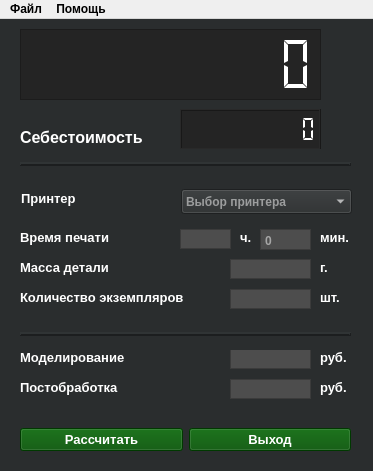
Ranzo/Calc3d_by_Risen, file src/view/ui/main_window.ui: the form before one commit.
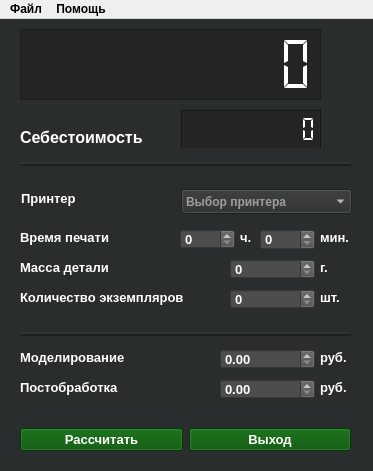
The form after the commit. Icons and pictures are not drawn.

```diff
--- a/src/view/ui/main_window.ui
+++ b/src/view/ui/main_window.ui
@@ -245,12 +245,12 @@
      <string>Себестоимость</string>
     </property>
    </widget>
-   <widget class="QPlainTextEdit" name="input_hours">
+      <widget class="QSpinBox" name="input_hours">
     <property name="geometry">
      <rect>
       <x>180</x>
       <y>210</y>
-      <width>51</width>
+            <width>55</width>
       <height>20</height>
      </rect>
     </property>
@@ -280,40 +280,23 @@
      <bool>false</bool>
     </property>
     <property name="styleSheet">
-     <string notr="true">background-color: rgb(77, 77, 77);</string>
+          <string notr="true">
+            background-color: rgb(77, 77, 77);
+            padding-right: 5px;  
+            text-align: right; 
+          </string>
     </property>
     <property name="inputMethodHints">
      <set>Qt::InputMethodHint::ImhDigitsOnly</set>
     </property>
-    <property name="lineWidth">
+        <property name="minimum">
      <number>0</number>
     </property>
-    <property name="verticalScrollBarPolicy">
-     <enum>Qt::ScrollBarPolicy::ScrollBarAlwaysOff</enum>
-    </property>
-    <property name="horizontalScrollBarPolicy">
-     <enum>Qt::ScrollBarPolicy::ScrollBarAsNeeded</enum>
-    </property>
-    <property name="undoRedoEnabled">
-     <bool>false</bool>
-    </property>
-    <property name="lineWrapMode">
-     <enum>QPlainTextEdit::LineWrapMode::NoWrap</enum>
-    </property>
-    <property name="plainText">
-     <string notr="true"/>
-    </property>
-    <property name="tabStopDistance">
-     <double>80.000000000000000</double>
-    </property>
-    <property name="maximumBlockCount">
-     <number>3</number>
-    </property>
-    <property name="centerOnScroll">
-     <bool>false</bool>
-    </property>
-    <property name="placeholderText">
-     <string notr="true">0</string>
+        <property name="maximum">
+          <number>999</number>
+        </property>
+        <property name="value">
+          <number>0</number>
     </property>
    </widget>
    <widget class="QLabel" name="text_time_hours">
@@ -341,32 +324,55 @@
      <string>ч.</string>
     </property>
    </widget>
-   <widget class="QPlainTextEdit" name="input_minutes">
+      <widget class="QSpinBox" name="input_minutes">
     <property name="geometry">
      <rect>
       <x>260</x>
       <y>210</y>
-      <width>51</width>
+            <width>55</width>
       <height>21</height>
      </rect>
     </property>
+        <property name="sizePolicy">
+          <sizepolicy hsizetype="Fixed" vsizetype="Fixed">
+            <horstretch>0</horstretch>
+            <verstretch>0</verstretch>
+          </sizepolicy>
+        </property>
+        <property name="font">
+          <font>
+            <pointsize>10</pointsize>
+            <bold>true</bold>
+            <stylestrategy>PreferAntialias</stylestrategy>
+          </font>
+        </property>
     <property name="acceptDrops">
      <bool>false</bool>
     </property>
+        <property name="toolTipDuration">
+          <number>0</number>
+        </property>
+        <property name="autoFillBackground">
+          <bool>false</bool>
+        </property>
     <property name="styleSheet">
-     <string notr="true">background-color: rgb(77, 77, 77);</string>
+          <string notr="true">
+            background-color: rgb(77, 77, 77);
+            padding-right: 5px;
+            text-align: right; 
+          </string>
     </property>
     <property name="inputMethodHints">
      <set>Qt::InputMethodHint::ImhDigitsOnly</set>
     </property>
-    <property name="maximumBlockCount">
-     <number>3</number>
-    </property>
-    <property name="centerOnScroll">
-     <bool>true</bool>
-    </property>
-    <property name="placeholderText">
-     <string>0</string>
+        <property name="minimum">
+          <number>0</number>
+        </property>
+        <property name="maximum">
+          <number>999</number>
+        </property>
+        <property name="value">
+          <number>0</number>
     </property>
    </widget>
    <widget class="QLabel" name="text_time_minuts">
@@ -391,12 +397,12 @@
      <string>мин.</string>
     </property>
    </widget>
-   <widget class="QPlainTextEdit" name="input_gram">
+      <widget class="QSpinBox" name="input_gram">
     <property name="geometry">
      <rect>
       <x>230</x>
       <y>240</y>
-      <width>81</width>
+            <width>85</width>
       <height>20</height>
      </rect>
     </property>
@@ -423,36 +429,31 @@
      <bool>false</bool>
     </property>
     <property name="styleSheet">
-     <string notr="true">background-color: rgb(77, 77, 77);</string>
+          <string notr="true">
+            background-color: rgb(77, 77, 77);
+            padding-right: 15px;  
+            text-align: right;                                                                                                                         <!-- Увеличен отступ для 5 цифр -->
+          </string>
     </property>
     <property name="inputMethodHints">
-     <set>Qt::InputMethodHint::ImhFormattedNumbersOnly</set>
-    </property>
-    <property name="lineWidth">
+          <set>Qt::InputMethodHint::ImhDigitsOnly</set>
+        </property>
+        <property name="minimum">
      <number>0</number>
     </property>
-    <property name="verticalScrollBarPolicy">
-     <enum>Qt::ScrollBarPolicy::ScrollBarAlwaysOff</enum>
-    </property>
-    <property name="horizontalScrollBarPolicy">
-     <enum>Qt::ScrollBarPolicy::ScrollBarAsNeeded</enum>
-    </property>
-    <property name="plainText">
-     <string notr="true"/>
-    </property>
-    <property name="centerOnScroll">
-     <bool>true</bool>
-    </property>
-    <property name="placeholderText">
-     <string>0</string>
-    </property>
-   </widget>
-   <widget class="QPlainTextEdit" name="input_things">
+        <property name="maximum">
+          <number>99999</number>
+        </property>
+        <property name="value">
+          <number>0</number>
+        </property>
+      </widget>
+      <widget class="QSpinBox" name="input_things">
     <property name="geometry">
      <rect>
       <x>230</x>
       <y>270</y>
-      <width>81</width>
+            <width>85</width>
       <height>20</height>
      </rect>
     </property>
@@ -479,36 +480,31 @@
      <bool>false</bool>
     </property>
     <property name="styleSheet">
-     <string notr="true">background-color: rgb(77, 77, 77);</string>
+          <string notr="true">
+            background-color: rgb(77, 77, 77);
+            padding-right: 15px;
+            text-align: right; 
+          </string>
     </property>
     <property name="inputMethodHints">
      <set>Qt::InputMethodHint::ImhDigitsOnly</set>
     </property>
-    <property name="lineWidth">
+        <property name="minimum">
      <number>0</number>
     </property>
-    <property name="verticalScrollBarPolicy">
-     <enum>Qt::ScrollBarPolicy::ScrollBarAlwaysOff</enum>
-    </property>
-    <property name="horizontalScrollBarPolicy">
-     <enum>Qt::ScrollBarPolicy::ScrollBarAsNeeded</enum>
-    </property>
-    <property name="plainText">
-     <string notr="true"/>
-    </property>
-    <property name="centerOnScroll">
-     <bool>true</bool>
-    </property>
-    <property name="placeholderText">
-     <string>0</string>
-    </property>
-   </widget>
-   <widget class="QPlainTextEdit" name="input_mod">
+        <property name="maximum">
+          <number>100000</number>
+        </property>
+        <property name="value">
+          <number>0</number>
+        </property>
+      </widget>
+      <widget class="QDoubleSpinBox" name="input_mod">
     <property name="geometry">
      <rect>
-      <x>230</x>
+            <x>220</x>
       <y>330</y>
-      <width>81</width>
+            <width>95</width>
       <height>20</height>
      </rect>
     </property>
@@ -535,36 +531,37 @@
      <bool>false</bool>
     </property>
     <property name="styleSheet">
-     <string notr="true">background-color: rgb(77, 77, 77);</string>
+          <string notr="true">
+            background-color: rgb(77, 77, 77);
+            padding-right: 15px;
+            text-align: right; 
+          </string>
     </property>
     <property name="inputMethodHints">
-     <set>Qt::InputMethodHint::ImhDigitsOnly</set>
-    </property>
-    <property name="lineWidth">
-     <number>0</number>
-    </property>
-    <property name="verticalScrollBarPolicy">
-     <enum>Qt::ScrollBarPolicy::ScrollBarAlwaysOff</enum>
-    </property>
-    <property name="horizontalScrollBarPolicy">
-     <enum>Qt::ScrollBarPolicy::ScrollBarAsNeeded</enum>
-    </property>
-    <property name="plainText">
-     <string notr="true"/>
-    </property>
-    <property name="centerOnScroll">
-     <bool>true</bool>
-    </property>
-    <property name="placeholderText">
-     <string>0</string>
-    </property>
-   </widget>
-   <widget class="QPlainTextEdit" name="input_post">
+          <set>Qt::InputMethodHint::ImhFormattedNumbersOnly</set>
+        </property>
+        <property name="decimals">
+          <number>2</number>
+        </property>
+        <property name="minimum">
+          <double>0.00</double>
+        </property>
+        <property name="maximum">
+          <double>100000.00</double>
+        </property>
+        <property name="singleStep">
+          <double>1.00</double>
+        </property>
+        <property name="value">
+          <double>0.00</double>
+        </property>
+      </widget>
+      <widget class="QDoubleSpinBox" name="input_post">
     <property name="geometry">
      <rect>
-      <x>230</x>
+            <x>220</x>
       <y>360</y>
-      <width>81</width>
+            <width>95</width>
       <height>20</height>
      </rect>
     </property>
@@ -591,28 +588,29 @@
      <bool>false</bool>
     </property>
     <property name="styleSheet">
-     <string notr="true">background-color: rgb(77, 77, 77);</string>
+          <string notr="true">
+            background-color: rgb(77, 77, 77);
+            text-align: right; 
+            padding-right: 15px;
+          </string>
     </property>
     <property name="inputMethodHints">
-     <set>Qt::InputMethodHint::ImhDigitsOnly</set>
-    </property>
-    <property name="lineWidth">
-     <number>0</number>
-    </property>
-    <property name="verticalScrollBarPolicy">
-     <enum>Qt::ScrollBarPolicy::ScrollBarAlwaysOff</enum>
-    </property>
-    <property name="horizontalScrollBarPolicy">
-     <enum>Qt::ScrollBarPolicy::ScrollBarAsNeeded</enum>
-    </property>
-    <property name="plainText">
-     <string notr="true"/>
-    </property>
-    <property name="centerOnScroll">
-     <bool>true</bool>
-    </property>
-    <property name="placeholderText">
-     <string>0</string>
+          <set>Qt::InputMethodHint::ImhFormattedNumbersOnly</set>
+        </property>
+        <property name="decimals">
+          <number>2</number>          <!-- 2 знака после запятой -->
+        </property>
+        <property name="minimum">
+          <double>0.00</double>
+        </property>
+        <property name="maximum">
+          <double>100000.00</double>
+        </property>
+        <property name="singleStep">
+          <double>1.00</double>
+        </property>
+        <property name="value">
+          <double>0.00</double>
     </property>
    </widget>
    <widget class="QLabel" name="text_gram">
```
Left out of the diff: 62 changed lines with no effect on the pictures. Lines whose indentation alone changed are shown as unchanged.
